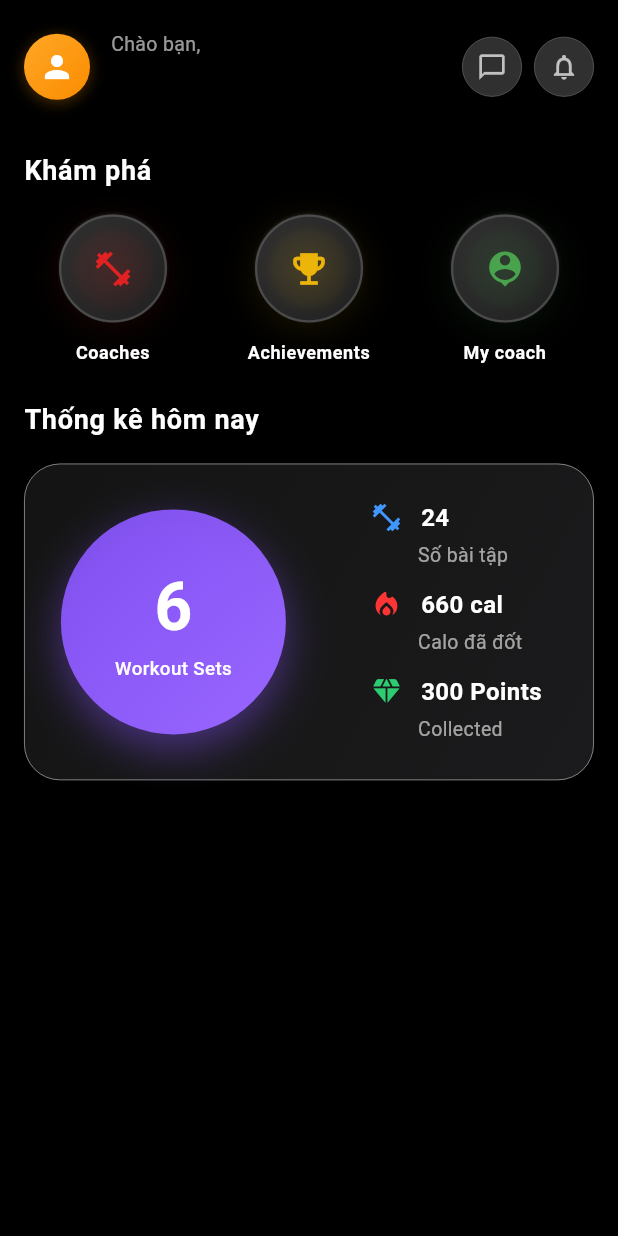
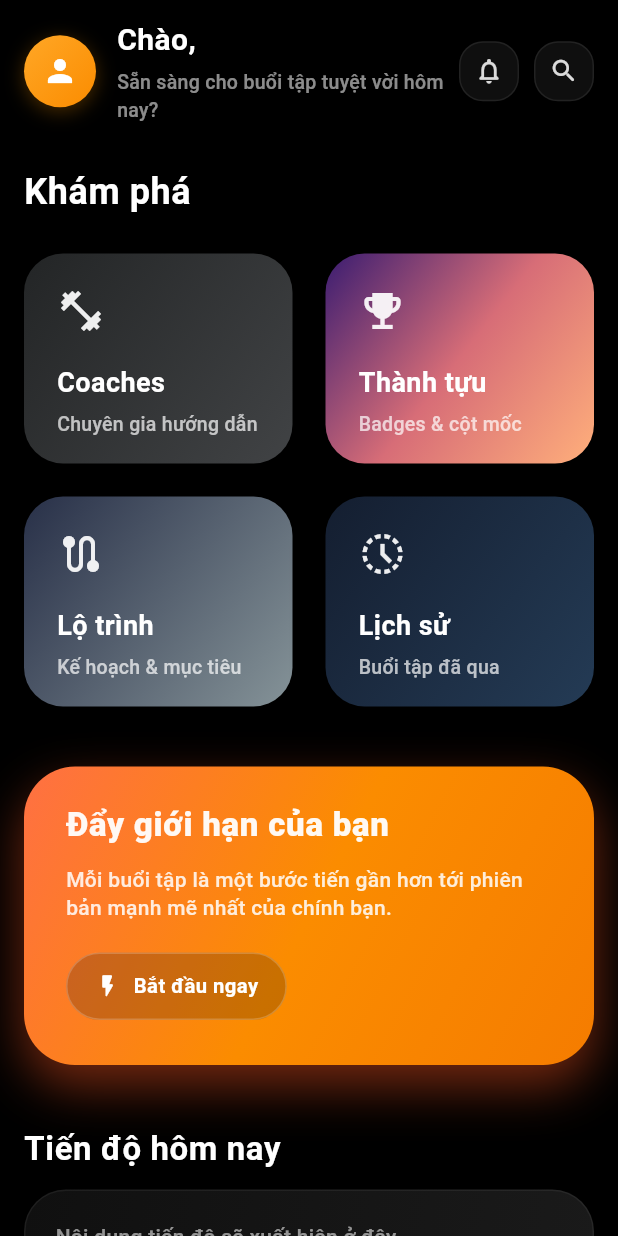
Before and after one commit to annguyen1407/DATN-GymForge, a Flutter app: the HomeScreen screen opened directly with empty values, on a phone screen of 412 x 824 dp. Run offline on Flutter 3.47's test engine with Material 3 defaults, Android fonts, the phone set to English and light mode, and no system bars; our stand-ins replace audioplayers, flutter_dotenv, flutter_secure_storage, percent_indicator, shared_preferences, table_calendar; accounts and stored records are empty.

Commit message:
refactor(home): clean up corrupted home_screen.dart, implement 2x2 explore grid, motivation card, and progress heading layout

```diff
--- a/front-end-flutter/gym_app_v2/lib/screens/home/home_screen.dart
+++ b/front-end-flutter/gym_app_v2/lib/screens/home/home_screen.dart
@@ -1,11 +1,25 @@
 import 'package:flutter/services.dart';
 import 'package:flutter/material.dart';
 import '../../core/extensions/color_extensions.dart';
-import '../../widgets/discover_button.dart';
-import '../../widgets/today_stat.dart';
 import '../../widgets/animations/animated_appear.dart';
-import '../../widgets/skeleton/today_stat_skeleton.dart';
+import '../../widgets/skeleton/today_stat_skeleton.dart'; // CircleAvatarSkeleton
 import '../../widgets/skeleton/skeleton_box.dart';
+
+/// Data model for each discover square.
+class _DiscoverItem {
+  final String label;
+  final String subtitle;
+  final IconData icon;
+  final List<Color> gradient;
+  final VoidCallback onTap;
+  const _DiscoverItem({
+    required this.label,
+    required this.subtitle,
+    required this.icon,
+    required this.gradient,
+    required this.onTap,
+  });
+}
 
 class HomeScreen extends StatelessWidget {
   final String userName;
@@ -24,162 +38,51 @@ class HomeScreen extends StatelessWidget {
             child: Column(
               crossAxisAlignment: CrossAxisAlignment.start,
               children: [
-                // Header
-                AnimatedAppear(
-                  child: Container(
-                    padding: const EdgeInsets.symmetric(vertical: 8),
-                    child: Row(
-                      children: [
-                        if (isLoading)
-                          const CircleAvatarSkeleton(size: 44)
-                        else
+                _header(),
+                const SizedBox(height: 28),
+                _exploreGrid(isLoading),
+                const SizedBox(height: 40),
+                _motivationCard(isLoading),
+                const SizedBox(height: 40),
+                const Text(
+                  'Tiến độ hôm nay',
+                  style: TextStyle(
+                    color: Colors.white,
+                    fontSize: 22,
+                    fontWeight: FontWeight.w700,
+                    letterSpacing: .4,
+                  ),
+                ),
+                const SizedBox(height: 12),
+                // Placeholder for future progress section
                 Container(
-                            width: 44,
-                            height: 44,
+                  width: double.infinity,
+                  padding: const EdgeInsets.all(20),
                   decoration: BoxDecoration(
-                              gradient: LinearGradient(
-                                colors: [
-                                  Colors.orange.shade400,
-                                  Colors.orange.shade600,
-                                ],
+                    borderRadius: BorderRadius.circular(28),
+                    gradient: const LinearGradient(
+                      colors: [Color(0xFF101010), Color(0xFF1A1A1A)],
                       begin: Alignment.topLeft,
                       end: Alignment.bottomRight,
                     ),
-                              shape: BoxShape.circle,
-                              boxShadow: [
-                                BoxShadow(
-                                  color: Colors.orange.withOpacityRatio(0.3),
-                                  blurRadius: 8,
-                                  offset: const Offset(0, 2),
-                                ),
-                              ],
-                            ),
-                            child: const Icon(
-                              Icons.person,
-                              color: Colors.white,
-                              size: 24,
+                    border: Border.all(
+                      color: Colors.white24.withOpacity(.06),
+                      width: 1,
                     ),
                   ),
-                        const SizedBox(width: 14),
-                        Expanded(
-                          child: Column(
-                            crossAxisAlignment: CrossAxisAlignment.start,
-                            children: [
-                              if (isLoading)
-                                const SkeletonBox(
-                                  width: 80,
-                                  height: 10,
-                                  borderRadius: BorderRadius.all(
-                                    Radius.circular(4),
-                                  ),
-                                )
-                              else
-                                const Text(
-                                  'Chào bạn,',
+                  child: Text(
+                    isLoading
+                        ? 'Đang tải...'
+                        : 'Nội dung tiến độ sẽ xuất hiện ở đây',
                     style: TextStyle(
-                                    color: Colors.white60,
-                                    fontSize: 13,
-                                    fontWeight: FontWeight.w400,
-                                  ),
-                                ),
-                              const SizedBox(height: 4),
-                              AnimatedSwitcher(
-                                duration: const Duration(milliseconds: 300),
-                                child: isLoading
-                                    ? const SkeletonBox(
-                                        key: ValueKey('name_skel'),
-                                        width: 120,
-                                        height: 14,
-                                        borderRadius: BorderRadius.all(
-                                          Radius.circular(4),
-                                        ),
-                                      )
-                                    : Text(
-                                        userName,
-                                        key: const ValueKey('name'),
-                                        style: const TextStyle(
-                                          color: Colors.white,
-                                          fontWeight: FontWeight.w600,
-                                          fontSize: 18,
-                                          letterSpacing: 0.5,
+                      color: Colors.white.withOpacity(.55),
+                      fontSize: 14,
+                      fontWeight: FontWeight.w500,
+                      letterSpacing: .2,
                     ),
                   ),
                 ),
-                            ],
-                          ),
-                        ),
-                        _iconCircle(isLoading, Icons.chat_bubble_outline),
-                        const SizedBox(width: 8),
-                        _iconCircle(isLoading, Icons.notifications_none),
-                      ],
-                    ),
-                  ),
-                ),
-                const SizedBox(height: 24),
-                AnimatedAppear(
-                  delay: const Duration(milliseconds: 80),
-                  child: const Text(
-                    'Khám phá',
-                    style: TextStyle(
-                      color: Colors.white,
-                      fontWeight: FontWeight.w600,
-                      fontSize: 18,
-                      letterSpacing: 0.5,
-                    ),
-                  ),
-                ),
-                const SizedBox(height: 16),
-                AnimatedAppear(
-                  delay: const Duration(milliseconds: 140),
-                  child: isLoading
-                      ? Row(
-                          children: const [
-                            SkeletonBox(width: 90, height: 40),
-                            SizedBox(width: 12),
-                            SkeletonBox(width: 120, height: 40),
-                            SizedBox(width: 12),
-                            SkeletonBox(width: 100, height: 40),
-                          ],
-                        )
-                      : Row(
-                          children: [
-                            DiscoverButton(label: 'Coaches'),
-                            const SizedBox(width: 12),
-                            DiscoverButton(label: 'Achievements'),
-                            const SizedBox(width: 12),
-                            DiscoverButton(label: 'My coach'),
-                          ],
-                        ),
-                ),
-                const SizedBox(height: 24),
-                AnimatedAppear(
-                  delay: const Duration(milliseconds: 200),
-                  child: const Text(
-                    'Thống kê hôm nay',
-                    style: TextStyle(
-                      color: Colors.white,
-                      fontWeight: FontWeight.w600,
-                      fontSize: 18,
-                      letterSpacing: 0.5,
-                    ),
-                  ),
-                ),
-                const SizedBox(height: 16),
-                AnimatedAppear(
-                  delay: const Duration(milliseconds: 260),
-                  child: isLoading
-                      ? const TodayStatSkeleton()
-                      : const TodayStat(
-                          workoutSets: 6, // TODO: bind real data
-                          exercisesCount: 24, // placeholder exercises count
-                          calories: 660,
-                          points: 300,
-                          compact: false,
-                        ),
-                ),
-                const SizedBox(height: 8),
-                // (Đã bỏ phần biểu đồ thời gian tập luyện theo yêu cầu)
-                const SizedBox(height: 8),
+                const SizedBox(height: 60),
               ],
             ),
           ),
@@ -188,26 +91,353 @@ class HomeScreen extends StatelessWidget {
     );
   }
 
-  Widget _iconCircle(bool loading, IconData icon) {
-    if (loading) {
-      return const SkeletonBox(
-        width: 40,
-        height: 40,
-        borderRadius: BorderRadius.all(Radius.circular(20)),
+  Widget _header() {
+    return AnimatedAppear(
+      child: Row(
+        crossAxisAlignment: CrossAxisAlignment.center,
+        children: [
+          if (isLoading)
+            const CircleAvatarSkeleton(size: 48)
+          else
+            Container(
+              width: 48,
+              height: 48,
+              decoration: BoxDecoration(
+                shape: BoxShape.circle,
+                gradient: LinearGradient(
+                  colors: [Colors.orange.shade400, Colors.orange.shade600],
+                  begin: Alignment.topLeft,
+                  end: Alignment.bottomRight,
+                ),
+                boxShadow: [
+                  BoxShadow(
+                    color: Colors.orange.withOpacityRatio(0.28),
+                    blurRadius: 10,
+                    offset: const Offset(0, 3),
+                  ),
+                ],
+              ),
+              child: const Icon(Icons.person, color: Colors.white),
+            ),
+          const SizedBox(width: 14),
+          Expanded(
+            child: Column(
+              crossAxisAlignment: CrossAxisAlignment.start,
+              children: [
+                Text(
+                  isLoading ? 'Chào bạn' : 'Chào, $userName',
+                  style: const TextStyle(
+                    color: Colors.white,
+                    fontSize: 20,
+                    fontWeight: FontWeight.w700,
+                    letterSpacing: .3,
+                  ),
+                ),
+                const SizedBox(height: 4),
+                Text(
+                  'Sẵn sàng cho buổi tập tuyệt vời hôm nay?',
+                  style: TextStyle(
+                    color: Colors.white.withOpacity(.55),
+                    fontSize: 13,
+                    fontWeight: FontWeight.w500,
+                    letterSpacing: .2,
+                  ),
+                  maxLines: 2,
+                  overflow: TextOverflow.ellipsis,
+                ),
+              ],
+            ),
+          ),
+          if (isLoading) ...[
+            const SkeletonBox(
+              width: 36,
+              height: 36,
+              borderRadius: BorderRadius.all(Radius.circular(14)),
+            ),
+            const SizedBox(width: 10),
+            const SkeletonBox(
+              width: 36,
+              height: 36,
+              borderRadius: BorderRadius.all(Radius.circular(14)),
+            ),
+          ] else ...[
+            _iconCircle(Icons.notifications_none_rounded),
+            const SizedBox(width: 10),
+            _iconCircle(Icons.search_rounded),
+          ],
+        ],
+      ),
     );
   }
+
+  Widget _iconCircle(IconData icon) {
     return Container(
       width: 40,
       height: 40,
       decoration: BoxDecoration(
-        color: Colors.grey[850],
-        shape: BoxShape.circle,
-        border: Border.all(color: Colors.grey[700]!, width: 0.5),
+        borderRadius: BorderRadius.circular(16),
+        color: Colors.white.withOpacity(.06),
+        border: Border.all(color: Colors.white.withOpacity(.08), width: 1),
+        boxShadow: [
+          BoxShadow(
+            color: Colors.black.withOpacity(.35),
+            blurRadius: 14,
+            offset: const Offset(0, 6),
           ),
-      child: IconButton(
-        icon: Icon(icon, color: Colors.white70, size: 20),
-        onPressed: () {},
-        padding: EdgeInsets.zero,
+        ],
+      ),
+      child: Icon(icon, color: Colors.white.withOpacity(.85), size: 20),
+    );
+  }
+
+  /// Explore 2x2 grid section
+  Widget _exploreGrid(bool loading) {
+    final items = <_DiscoverItem>[
+      _DiscoverItem(
+        label: 'Coaches',
+        subtitle: 'Chuyên gia hướng dẫn',
+        icon: Icons.fitness_center,
+        gradient: const [Color(0xFF232526), Color(0xFF414345)],
+        onTap: () {},
+      ),
+      _DiscoverItem(
+        label: 'Thành tựu',
+        subtitle: 'Badges & cột mốc',
+        icon: Icons.emoji_events,
+        gradient: const [
+          Color(0xFF3A1C71),
+          Color(0xFFD76D77),
+          Color(0xFFFFAF7B),
+        ],
+        onTap: () {},
+      ),
+      _DiscoverItem(
+        label: 'Lộ trình',
+        subtitle: 'Kế hoạch & mục tiêu',
+        icon: Icons.route_rounded,
+        gradient: const [Color(0xFF283048), Color(0xFF859398)],
+        onTap: () {},
+      ),
+      _DiscoverItem(
+        label: 'Lịch sử',
+        subtitle: 'Buổi tập đã qua',
+        icon: Icons.history_toggle_off,
+        gradient: const [Color(0xFF141E30), Color(0xFF243B55)],
+        onTap: () {},
+      ),
+    ];
+
+    return LayoutBuilder(
+      builder: (context, constraints) {
+        final width = constraints.maxWidth;
+        const spacing = 22.0;
+        final tileWidth = (width - spacing) / 2; // two columns
+        const tileHeight = 140.0;
+        if (loading) {
+          return Column(
+            crossAxisAlignment: CrossAxisAlignment.start,
+            children: [
+              const Text(
+                'Khám phá',
+                style: TextStyle(
+                  color: Colors.white,
+                  fontWeight: FontWeight.w700,
+                  fontSize: 24,
+                  letterSpacing: .4,
+                ),
+              ),
+              const SizedBox(height: 24),
+              Wrap(
+                spacing: spacing,
+                runSpacing: spacing,
+                children: List.generate(
+                  4,
+                  (_) => Container(
+                    width: tileWidth,
+                    height: tileHeight,
+                    decoration: BoxDecoration(
+                      borderRadius: BorderRadius.circular(26),
+                      color: Colors.white.withOpacity(.05),
+                    ),
+                    child: const SkeletonBox(
+                      width: double.infinity,
+                      height: double.infinity,
+                      borderRadius: BorderRadius.all(Radius.circular(26)),
+                    ),
+                  ),
+                ),
+              ),
+            ],
+          );
+        }
+
+        return Column(
+          crossAxisAlignment: CrossAxisAlignment.start,
+          children: [
+            const Text(
+              'Khám phá',
+              style: TextStyle(
+                color: Colors.white,
+                fontWeight: FontWeight.w700,
+                fontSize: 24,
+                letterSpacing: .4,
+              ),
+            ),
+            const SizedBox(height: 24),
+            Wrap(
+              spacing: spacing,
+              runSpacing: spacing,
+              children: items
+                  .map((i) => _exploreSquare(i, tileWidth, tileHeight))
+                  .toList(),
+            ),
+          ],
+        );
+      },
+    );
+  }
+
+  Widget _exploreSquare(_DiscoverItem item, double w, double h) {
+    return InkWell(
+      onTap: item.onTap,
+      borderRadius: BorderRadius.circular(26),
+      child: Ink(
+        width: w,
+        height: h,
+        decoration: BoxDecoration(
+          borderRadius: BorderRadius.circular(26),
+          gradient: LinearGradient(
+            colors: item.gradient,
+            begin: Alignment.topLeft,
+            end: Alignment.bottomRight,
+          ),
+          boxShadow: [
+            BoxShadow(
+              color: Colors.black.withOpacity(.55),
+              blurRadius: 18,
+              offset: const Offset(0, 8),
+            ),
+          ],
+        ),
+        child: Padding(
+          padding: const EdgeInsets.fromLTRB(22, 22, 22, 18),
+          child: Column(
+            crossAxisAlignment: CrossAxisAlignment.start,
+            children: [
+              Icon(item.icon, size: 32, color: Colors.white.withOpacity(.92)),
+              const Spacer(),
+              Text(
+                item.label,
+                style: const TextStyle(
+                  color: Colors.white,
+                  fontSize: 18,
+                  fontWeight: FontWeight.w700,
+                  letterSpacing: .3,
+                ),
+              ),
+              const SizedBox(height: 6),
+              Text(
+                item.subtitle,
+                style: TextStyle(
+                  color: Colors.white.withOpacity(.70),
+                  fontSize: 13,
+                  height: 1.3,
+                  fontWeight: FontWeight.w500,
+                  letterSpacing: .2,
+                ),
+                maxLines: 2,
+                overflow: TextOverflow.ellipsis,
+              ),
+            ],
+          ),
+        ),
+      ),
+    );
+  }
+
+  Widget _motivationCard(bool loading) {
+    if (loading) {
+      return const SkeletonBox(
+        width: double.infinity,
+        height: 170,
+        borderRadius: BorderRadius.all(Radius.circular(34)),
+      );
+    }
+    return Container(
+      width: double.infinity,
+      padding: const EdgeInsets.fromLTRB(28, 26, 28, 30),
+      decoration: BoxDecoration(
+        borderRadius: BorderRadius.circular(34),
+        gradient: LinearGradient(
+          colors: [
+            Colors.deepOrange.shade400,
+            Colors.orange.shade600,
+            Colors.orange.shade700,
+          ],
+          begin: Alignment.topLeft,
+          end: Alignment.bottomRight,
+        ),
+        boxShadow: [
+          BoxShadow(
+            color: Colors.deepOrange.withOpacity(.45),
+            blurRadius: 28,
+            offset: const Offset(0, 14),
+          ),
+        ],
+      ),
+      child: Column(
+        crossAxisAlignment: CrossAxisAlignment.start,
+        children: [
+          Text(
+            'Đẩy giới hạn của bạn',
+            style: TextStyle(
+              color: Colors.white.withOpacity(.95),
+              fontSize: 22,
+              fontWeight: FontWeight.w800,
+              letterSpacing: .5,
+              height: 1.18,
+            ),
+          ),
+          const SizedBox(height: 14),
+          Text(
+            'Mỗi buổi tập là một bước tiến gần hơn tới phiên bản mạnh mẽ nhất của chính bạn.',
+            style: TextStyle(
+              color: Colors.white.withOpacity(.85),
+              fontSize: 14,
+              height: 1.35,
+              fontWeight: FontWeight.w500,
+              letterSpacing: .2,
+            ),
+          ),
+          const SizedBox(height: 20),
+          Container(
+            padding: const EdgeInsets.symmetric(horizontal: 18, vertical: 12),
+            decoration: BoxDecoration(
+              borderRadius: BorderRadius.circular(24),
+              color: Colors.black.withOpacity(.20),
+              border: Border.all(
+                color: Colors.white.withOpacity(.20),
+                width: 1,
+              ),
+            ),
+            child: Row(
+              mainAxisSize: MainAxisSize.min,
+              children: const [
+                Icon(Icons.flash_on_rounded, color: Colors.white, size: 18),
+                SizedBox(width: 8),
+                Text(
+                  'Bắt đầu ngay',
+                  style: TextStyle(
+                    color: Colors.white,
+                    fontWeight: FontWeight.w700,
+                    fontSize: 13.5,
+                    letterSpacing: .3,
+                  ),
+                ),
+              ],
+            ),
+          ),
+        ],
       ),
     );
   }
```
Lines whose indentation alone changed are shown as unchanged.
